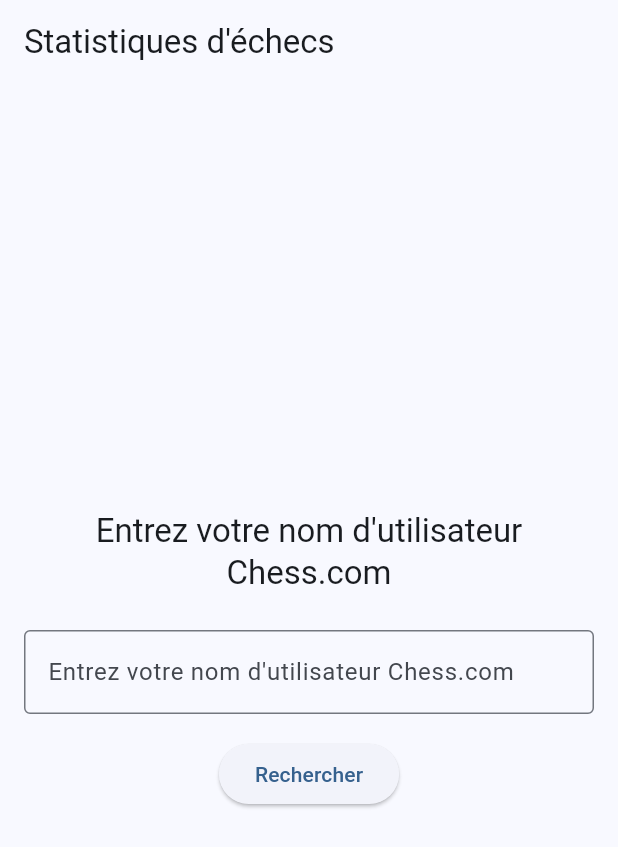
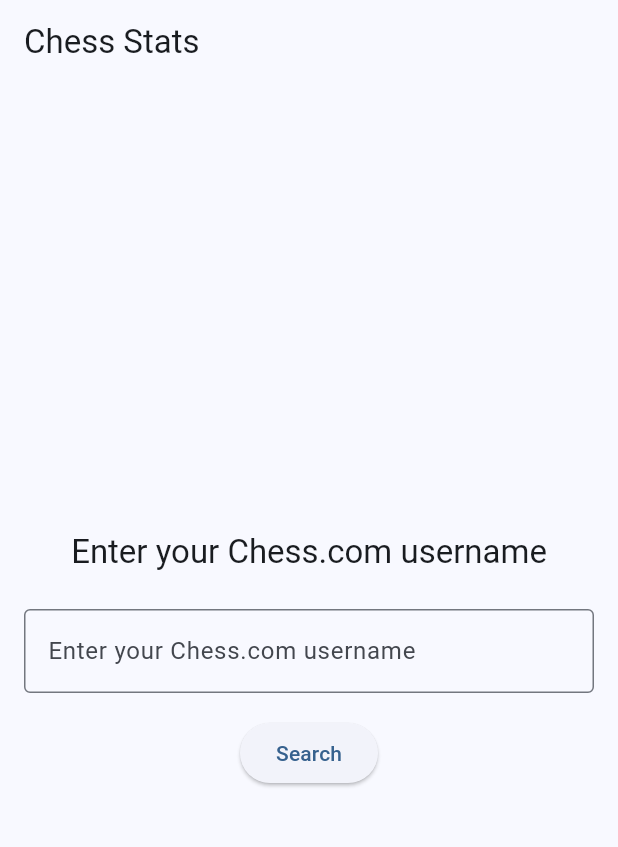
Before and after one commit to e-maubert/chess_stats_pwa, a Flutter app: the screen it shows after launch, on a phone screen of 412 x 824 dp. Shown: the top 847 px of the screen. Run offline on Flutter 3.47's test engine with Material 3 defaults, Android fonts, the phone set to English and light mode, and no system bars; our stand-ins replace fl_chart, shared_preferences.

Commit message:
Langue de l'app : français ou anglais selon le navigateur
- Textes de l'ancienne classe Translations repris dans les .arb
  (titre, recherche, actualiser, erreur, couleurs, ouvertures jouées),
  avec les mêmes libellés français qu'avant.
- main.dart n'impose plus de langue : français pour un navigateur en
  français, anglais sinon. Titre de l'onglet traduit (onGenerateTitle).
- Suppression de translations.dart et de translations_delegate.dart
  (code mort, une erreur d'analyse en moins).
- Tests : navigateur français, anglais et autre langue.
- CLAUDE.md : section Localisation à jour, procédure pour ajouter une
  langue.

Co-Authored-By: Claude Opus 5.5 <noreply@anthropic.com>

```diff
--- a/lib/l10n/app_en.arb
+++ b/lib/l10n/app_en.arb
@@ -1,6 +1,6 @@
 {
-  "appTitle": "Chess Stats PWA",
-  "enterUsername": "Enter Chess.com username",
+  "appTitle": "Chess Stats",
+  "enterUsername": "Enter your Chess.com username",
   "username": "Username",
   "search": "Search",
   "pleaseEnterUsername": "Please enter a username",
@@ -15,6 +15,8 @@
   "refresh": "Refresh",
   "forceRefresh": "Force refresh",
   "retry": "Retry",
+  "errorFetchingStats": "Error fetching statistics",
+  "playedOpenings": "Played openings",
   "errorLoadingStats": "Error loading statistics: {error}",
   "@errorLoadingStats": {
     "placeholders": {
--- a/lib/l10n/app_fr.arb
+++ b/lib/l10n/app_fr.arb
@@ -1,6 +1,6 @@
 {
-  "appTitle": "Chess Stats PWA",
-  "enterUsername": "Entrez le nom d'utilisateur Chess.com",
+  "appTitle": "Statistiques d'échecs",
+  "enterUsername": "Entrez votre nom d'utilisateur Chess.com",
   "username": "Nom d'utilisateur",
   "search": "Rechercher",
   "pleaseEnterUsername": "Veuillez entrer un nom d'utilisateur",
@@ -12,9 +12,11 @@
       }
     }
   },
-  "refresh": "Rafraîchir",
+  "refresh": "Actualiser",
   "forceRefresh": "Forcer le rafraîchissement",
   "retry": "Réessayer",
+  "errorFetchingStats": "Erreur lors de la récupération des statistiques",
+  "playedOpenings": "Ouvertures jouées",
   "errorLoadingStats": "Erreur lors du chargement des statistiques: {error}",
   "@errorLoadingStats": {
     "placeholders": {
--- a/lib/l10n/app_localizations.dart
+++ b/lib/l10n/app_localizations.dart
@@ -101,13 +101,13 @@ abstract class AppLocalizations {
   /// No description provided for @appTitle.
   ///
   /// In en, this message translates to:
-  /// **'Chess Stats PWA'**
+  /// **'Chess Stats'**
   String get appTitle;
 
   /// No description provided for @enterUsername.
   ///
   /// In en, this message translates to:
-  /// **'Enter Chess.com username'**
+  /// **'Enter your Chess.com username'**
   String get enterUsername;
 
   /// No description provided for @username.
@@ -151,6 +151,18 @@ abstract class AppLocalizations {
   /// In en, this message translates to:
   /// **'Retry'**
   String get retry;
+
+  /// No description provided for @errorFetchingStats.
+  ///
+  /// In en, this message translates to:
+  /// **'Error fetching statistics'**
+  String get errorFetchingStats;
+
+  /// No description provided for @playedOpenings.
+  ///
+  /// In en, this message translates to:
+  /// **'Played openings'**
+  String get playedOpenings;
 
   /// No description provided for @errorLoadingStats.
   ///
--- a/lib/l10n/app_localizations_en.dart
+++ b/lib/l10n/app_localizations_en.dart
@@ -9,10 +9,10 @@ class AppLocalizationsEn extends AppLocalizations {
   AppLocalizationsEn([String locale = 'en']) : super(locale);
 
   @override
-  String get appTitle => 'Chess Stats PWA';
+  String get appTitle => 'Chess Stats';
 
   @override
-  String get enterUsername => 'Enter Chess.com username';
+  String get enterUsername => 'Enter your Chess.com username';
 
   @override
   String get username => 'Username';
@@ -36,6 +36,12 @@ class AppLocalizationsEn extends AppLocalizations {
 
   @override
   String get retry => 'Retry';
+
+  @override
+  String get errorFetchingStats => 'Error fetching statistics';
+
+  @override
+  String get playedOpenings => 'Played openings';
 
   @override
   String errorLoadingStats(String error) {
--- a/lib/l10n/translations.dart
+++ /dev/null
@@ -1,96 +0,0 @@
-import 'package:flutter/foundation.dart';
-
-class Translations extends ChangeNotifier {
-  static final Translations _instance = Translations._internal();
-  factory Translations() => _instance;
-  Translations._internal();
-
-  String _locale = 'fr'; // Pour l'instant, on utilise uniquement le français
-
-  final Map<String, Map<String, String>> _localizedValues = {
-    'en': {
-      'appTitle': 'Chess Stats',
-      'enterUsername': 'Enter your Chess.com username',
-      'search': 'Search',
-      'error': 'Error',
-      'errorFetchingStats': 'Error fetching statistics',
-      'retry': 'Retry',
-      'refresh': 'Refresh',
-      'colorStats': 'Color Statistics',
-      'whiteStats': 'With White',
-      'blackStats': 'With Black',
-      'wins': 'Wins',
-      'losses': 'Losses',
-      'draws': 'Draws',
-      'winRate': 'Win Rate',
-      'totalGames': 'Total Games',
-      'playedOpenings': 'Played Openings',
-    },
-    'fr': {
-      'appTitle': 'Statistiques d\'échecs',
-      'enterUsername': 'Entrez votre nom d\'utilisateur Chess.com',
-      'search': 'Rechercher',
-      'error': 'Erreur',
-      'errorFetchingStats': 'Erreur lors de la récupération des statistiques',
-      'retry': 'Réessayer',
-      'refresh': 'Actualiser',
-      'colorStats': 'Statistiques par couleur',
-      'whiteStats': 'Avec les blancs',
-      'blackStats': 'Avec les noirs',
-      'wins': 'Victoires',
-      'losses': 'Défaites',
-      'draws': 'Matchs nuls',
-      'winRate': 'Taux de victoire',
-      'totalGames': 'Parties jouées',
-      'playedOpenings': 'Ouvertures jouées',
-    },
-  };
-
-  /// Langue courante de l'app, partagée avec MaterialApp (localisation .arb).
-  String get locale => _locale;
-
-  String get appTitle => _getLocalizedValue('appTitle');
-  String get enterUsername => _getLocalizedValue('enterUsername');
-  String get search => _getLocalizedValue('search');
-  String get error => _getLocalizedValue('error');
-  String get errorFetchingStats => _getLocalizedValue('errorFetchingStats');
-  String get retry => _getLocalizedValue('retry');
-  String get refresh => _getLocalizedValue('refresh');
-  String get colorStats => _getLocalizedValue('colorStats');
-  String get whiteStats => _getLocalizedValue('whiteStats');
-  String get blackStats => _getLocalizedValue('blackStats');
-  String get wins => _getLocalizedValue('wins');
-  String get losses => _getLocalizedValue('losses');
-  String get draws => _getLocalizedValue('draws');
-  String get winRate => _getLocalizedValue('winRate');
-  String get totalGames => _getLocalizedValue('totalGames');
-  String get playedOpenings => _getLocalizedValue('playedOpenings');
-
-  String _getLocalizedValue(String key) {
-    return _localizedValues[_locale]?[key] ?? key;
-  }
-
-  void setLocale(String locale) {
-    if (_locale != locale && _localizedValues.containsKey(locale)) {
-      _locale = locale;
-      notifyListeners();
-    }
-  }
-
-  String getCountryName(String code) {
-    final key = 'country${code.toUpperCase()}';
-    return _localizedValues[_locale]?[key] ?? code.toUpperCase();
-  }
-
-  String formatWinRate(double rate) {
-    return '${(rate * 100).toStringAsFixed(1)}%';
-  }
-
-  String formatWinCount(int wins, double rate) {
-    return '$wins (${formatWinRate(rate)})';
-  }
-
-  String formatPlayed(int count) {
-    return '$totalGames: $count';
-  }
-}
--- a/lib/main.dart
+++ b/lib/main.dart
@@ -1,8 +1,6 @@
 import 'package:flutter/material.dart';
 import 'package:chess_stats_pwa/l10n/app_localizations.dart';
-import 'package:provider/provider.dart';
 import 'screens/home_screen.dart';
-import 'l10n/translations.dart';
 
 void main() {
   runApp(const MyApp());
@@ -13,13 +11,10 @@ class MyApp extends StatelessWidget {
 
   @override
   Widget build(BuildContext context) {
-    return ChangeNotifierProvider(
-      create: (_) => Translations(),
-      child: Consumer<Translations>(
-        builder: (context, translations, child) => MaterialApp(
-          title: 'Chess Stats',
-          // Même langue que Translations, et non celle du navigateur.
-          locale: Locale(translations.locale),
+    return MaterialApp(
+      // Pas de `locale` imposée : la langue suit celle du navigateur parmi
+      // AppLocalizations.supportedLocales, sinon la première (anglais).
+      onGenerateTitle: (context) => AppLocalizations.of(context)!.appTitle,
       localizationsDelegates: AppLocalizations.localizationsDelegates,
       supportedLocales: AppLocalizations.supportedLocales,
       theme: ThemeData(
@@ -27,8 +22,6 @@ class MyApp extends StatelessWidget {
         useMaterial3: true,
       ),
       home: const HomeScreen(),
-        ),
-      ),
     );
   }
 }
--- a/lib/screens/home_screen.dart
+++ b/lib/screens/home_screen.dart
@@ -1,7 +1,6 @@
 import 'package:flutter/material.dart';
-import 'package:provider/provider.dart';
 import '../services/chess_api_service.dart';
-import '../l10n/translations.dart';
+import 'package:chess_stats_pwa/l10n/app_localizations.dart';
 import 'stats_screen.dart';
 
 class HomeScreen extends StatefulWidget {
@@ -41,7 +40,7 @@ class HomeScreenState extends State<HomeScreen> {
       if (!mounted) return;
       ScaffoldMessenger.of(context).showSnackBar(
         SnackBar(
-          content: Text(Provider.of<Translations>(context).errorFetchingStats),
+          content: Text(AppLocalizations.of(context)!.errorFetchingStats),
           backgroundColor: Colors.red,
         ),
       );
@@ -54,11 +53,11 @@ class HomeScreenState extends State<HomeScreen> {
 
   @override
   Widget build(BuildContext context) {
-    final translations = Provider.of<Translations>(context);
+    final l10n = AppLocalizations.of(context)!;
 
     return Scaffold(
       appBar: AppBar(
-        title: Text(translations.appTitle),
+        title: Text(l10n.appTitle),
       ),
       body: Padding(
         padding: const EdgeInsets.all(16.0),
@@ -66,7 +65,7 @@ class HomeScreenState extends State<HomeScreen> {
           mainAxisAlignment: MainAxisAlignment.center,
           children: [
             Text(
-              translations.enterUsername,
+              l10n.enterUsername,
               style: Theme.of(context).textTheme.titleLarge,
               textAlign: TextAlign.center,
             ),
@@ -74,7 +73,7 @@ class HomeScreenState extends State<HomeScreen> {
             TextField(
               controller: _usernameController,
               decoration: InputDecoration(
-                hintText: translations.enterUsername,
+                hintText: l10n.enterUsername,
                 border: const OutlineInputBorder(),
               ),
               onSubmitted: (_) => _searchUser(),
@@ -88,7 +87,7 @@ class HomeScreenState extends State<HomeScreen> {
                       height: 20,
                       child: CircularProgressIndicator(strokeWidth: 2),
                     )
-                  : Text(translations.search),
+                  : Text(l10n.search),
             ),
           ],
         ),
--- a/lib/widgets/color_stats_card.dart
+++ b/lib/widgets/color_stats_card.dart
@@ -1,7 +1,6 @@
 import 'package:flutter/material.dart';
 import 'package:chess_stats_pwa/l10n/app_localizations.dart';
 import 'package:provider/provider.dart';
-import '../l10n/translations.dart';
 import '../models/color_stats.dart';
 import '../models/country_game.dart';
 import '../viewmodels/color_stats_viewmodel.dart';
@@ -18,7 +17,6 @@ class ColorStatsCard extends StatelessWidget {
   @override
   Widget build(BuildContext context) {
     final l10n = AppLocalizations.of(context)!;
-    final translations = Provider.of<Translations>(context);
 
     return ChangeNotifierProvider(
       // Nouvelle liste (ex. après « Actualiser ») => nouveau viewmodel.
@@ -32,7 +30,7 @@ class ColorStatsCard extends StatelessWidget {
             crossAxisAlignment: CrossAxisAlignment.start,
             children: [
               Text(
-                translations.colorStats,
+                l10n.colorStats,
                 style: Theme.of(context).textTheme.titleLarge?.copyWith(
                       fontWeight: FontWeight.bold,
                     ),
@@ -46,9 +44,9 @@ class ColorStatsCard extends StatelessWidget {
                 onSelected: viewModel.setTimeClass,
               ),
               const SizedBox(height: 16),
-              _summary(translations.whiteStats, stats.white),
+              _summary(l10n.withWhite, stats.white),
               const SizedBox(height: 16),
-              _summary(translations.blackStats, stats.black),
+              _summary(l10n.withBlack, stats.black),
             ],
           );
         },
```
Also changed, not shown: lib/l10n/app_localizations_fr.dart (+10 -3 lines), lib/l10n/translations_delegate.dart (deleted, +0 -19 lines), lib/screens/stats_screen.dart (+6 -7 lines), lib/widgets/opening_stats_card.dart (+3 -5 lines), 2 other files. Lines whose indentation alone changed are shown as unchanged.
